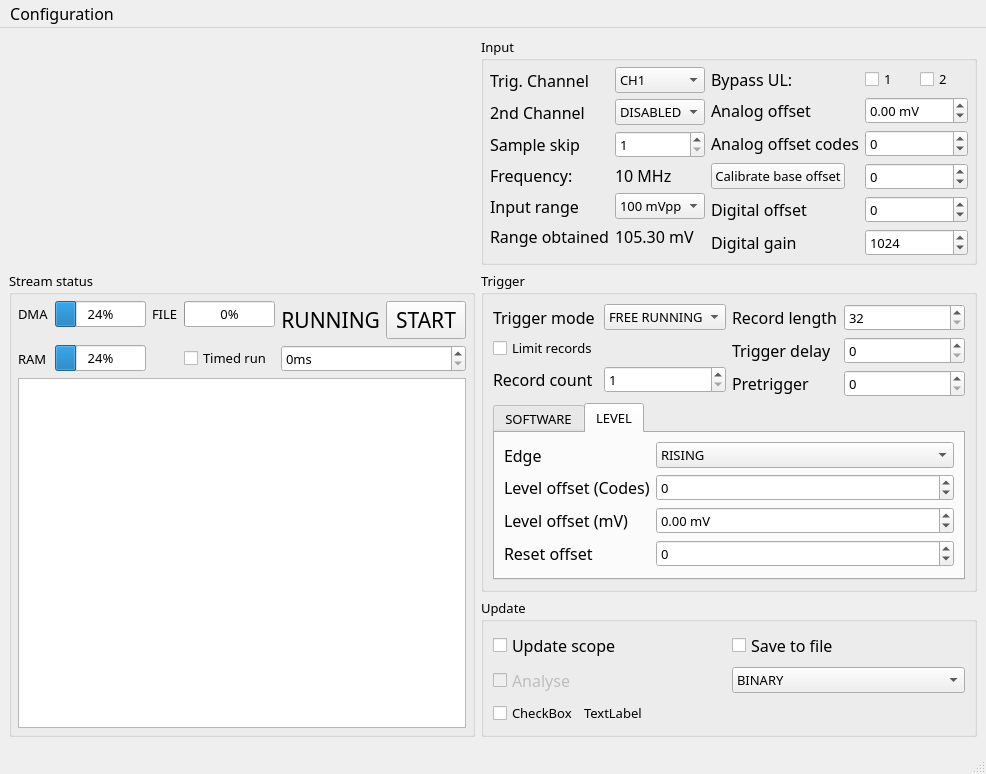
Above: MainWindow.ui from sevenreek/qtadqscope before the change. Below: the same form after it.
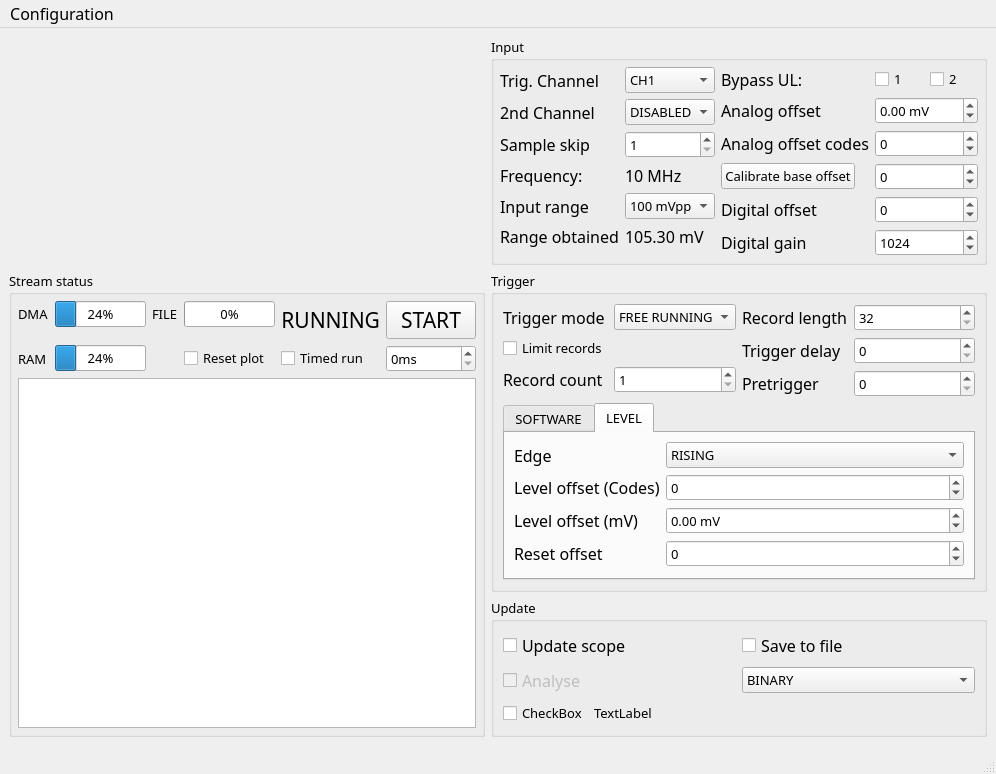
That is the form after the change. Custom widgets are drawn as their Qt base class.

Patch:
```diff
--- a/MainWindow.ui
+++ b/MainWindow.ui
@@ -705,14 +705,7 @@
              </property>
             </widget>
            </item>
-           <item row="3" column="3">
-            <widget class="QCheckBox" name="timedRunCheckbox">
-             <property name="text">
-              <string>Timed run</string>
-             </property>
-            </widget>
-           </item>
-           <item row="3" column="4" colspan="2">
+           <item row="3" column="5">
             <widget class="QSpinBox" name="timedRunValue">
              <property name="suffix">
               <string>ms</string>
@@ -722,6 +715,20 @@
              </property>
             </widget>
            </item>
+           <item row="3" column="4">
+            <widget class="QCheckBox" name="timedRunCheckbox">
+             <property name="text">
+              <string>Timed run</string>
+             </property>
+            </widget>
+           </item>
+           <item row="3" column="3">
+            <widget class="QCheckBox" name="resetPlot">
+             <property name="text">
+              <string>Reset plot</string>
+             </property>
+            </widget>
+           </item>
           </layout>
          </widget>
         </item>
```
